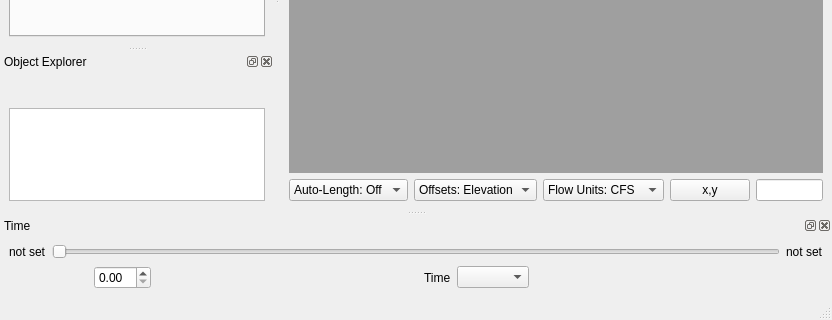
USEPA/SWMM-EPANET_User_Interface, file src/ui/frmMainDesigner.ui: the form before one commit; both pictures show x 0 to 832 and y 330 to 650 of the 832 by 650 pixel window.
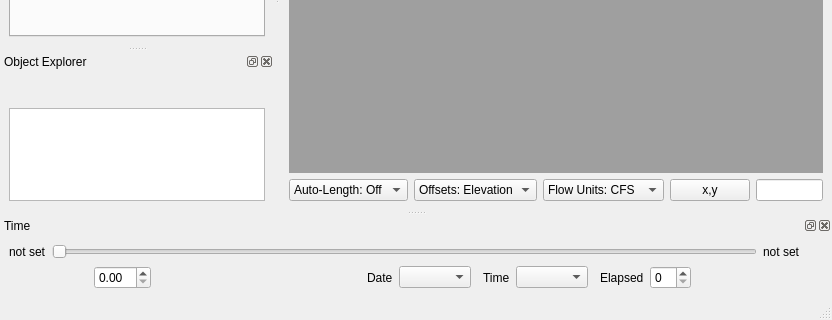
The form after the commit. Icons and pictures are not drawn.

Commit message: Add Date and elapsed time controls to time frame for animation of SWMM results

Diff of the .ui file:
```diff
--- a/src/ui/frmMainDesigner.ui
+++ b/src/ui/frmMainDesigner.ui
@@ -668,7 +668,7 @@
    </property>
    <property name="minimumSize">
     <size>
-     <width>310</width>
+     <width>510</width>
      <height>82</height>
     </size>
    </property>
@@ -680,7 +680,7 @@
    </attribute>
    <widget class="QWidget" name="dockWidgetContents_2">
     <layout class="QGridLayout" name="gridLayout_4">
-     <item row="0" column="0" rowspan="2" colspan="2">
+     <item row="0" column="0">
       <widget class="QLabel" name="labelStartTime">
        <property name="maximumSize">
         <size>
@@ -693,7 +693,7 @@
        </property>
       </widget>
      </item>
-     <item row="0" column="2" rowspan="2" colspan="7">
+     <item row="0" column="1" colspan="13">
       <widget class="QSlider" name="horizontalTimeSlider">
        <property name="minimumSize">
         <size>
@@ -712,7 +712,7 @@
        </property>
       </widget>
      </item>
-     <item row="0" column="9" rowspan="2">
+     <item row="0" column="14">
       <widget class="QLabel" name="labelEndTime">
        <property name="maximumSize">
         <size>
@@ -725,20 +725,7 @@
        </property>
       </widget>
      </item>
-     <item row="1" column="8" rowspan="2">
-      <spacer name="horizontalSpacer_3">
-       <property name="orientation">
-        <enum>Qt::Horizontal</enum>
-       </property>
-       <property name="sizeHint" stdset="0">
-        <size>
-         <width>250</width>
-         <height>20</height>
-        </size>
-       </property>
-      </spacer>
-     </item>
-     <item row="2" column="0">
+     <item row="1" column="0">
       <widget class="QPushButton" name="pushButtonBack">
        <property name="sizePolicy">
         <sizepolicy hsizetype="Minimum" vsizetype="Fixed">
@@ -776,7 +763,7 @@
        </property>
       </widget>
      </item>
-     <item row="2" column="2">
+     <item row="1" column="1">
       <widget class="QPushButton" name="pushButtonPlay">
        <property name="enabled">
         <bool>true</bool>
@@ -812,7 +799,7 @@
        </property>
       </widget>
      </item>
-     <item row="2" column="3">
+     <item row="1" column="2">
       <widget class="QPushButton" name="pushButtonForward">
        <property name="sizePolicy">
         <sizepolicy hsizetype="Minimum" vsizetype="Fixed">
@@ -838,10 +825,10 @@
        </property>
       </widget>
      </item>
-     <item row="2" column="4">
+     <item row="1" column="3">
       <widget class="QDoubleSpinBox" name="dsbPlaySpeed"/>
      </item>
-     <item row="2" column="5">
+     <item row="1" column="4">
       <spacer name="horizontalSpacer_2">
        <property name="orientation">
         <enum>Qt::Horizontal</enum>
@@ -854,16 +841,75 @@
        </property>
       </spacer>
      </item>
-     <item row="2" column="6">
+     <item row="1" column="5">
+      <widget class="QLabel" name="lblDate">
+       <property name="text">
+        <string>Date</string>
+       </property>
+      </widget>
+     </item>
+     <item row="1" column="6">
+      <widget class="QComboBox" name="cboDate"/>
+     </item>
+     <item row="1" column="7">
+      <spacer name="horizontalSpacer_4">
+       <property name="orientation">
+        <enum>Qt::Horizontal</enum>
+       </property>
+       <property name="sizeHint" stdset="0">
+        <size>
+         <width>3</width>
+         <height>20</height>
+        </size>
+       </property>
+      </spacer>
+     </item>
+     <item row="1" column="8">
       <widget class="QLabel" name="lblAnimateTime">
        <property name="text">
         <string>Time</string>
        </property>
       </widget>
      </item>
-     <item row="2" column="7">
+     <item row="1" column="9">
       <widget class="QComboBox" name="cboTime"/>
      </item>
+     <item row="1" column="10">
+      <spacer name="horizontalSpacer_5">
+       <property name="orientation">
+        <enum>Qt::Horizontal</enum>
+       </property>
+       <property name="sizeHint" stdset="0">
+        <size>
+         <width>2</width>
+         <height>20</height>
+        </size>
+       </property>
+      </spacer>
+     </item>
+     <item row="1" column="11">
+      <widget class="QLabel" name="lblETime">
+       <property name="text">
+        <string>Elapsed</string>
+       </property>
+      </widget>
+     </item>
+     <item row="1" column="12">
+      <widget class="QSpinBox" name="sbETime"/>
+     </item>
+     <item row="1" column="13" colspan="2">
+      <spacer name="horizontalSpacer_3">
+       <property name="orientation">
+        <enum>Qt::Horizontal</enum>
+       </property>
+       <property name="sizeHint" stdset="0">
+        <size>
+         <width>250</width>
+         <height>20</height>
+        </size>
+       </property>
+      </spacer>
+     </item>
     </layout>
    </widget>
   </widget>
```
The commit also changes 2 other files.
